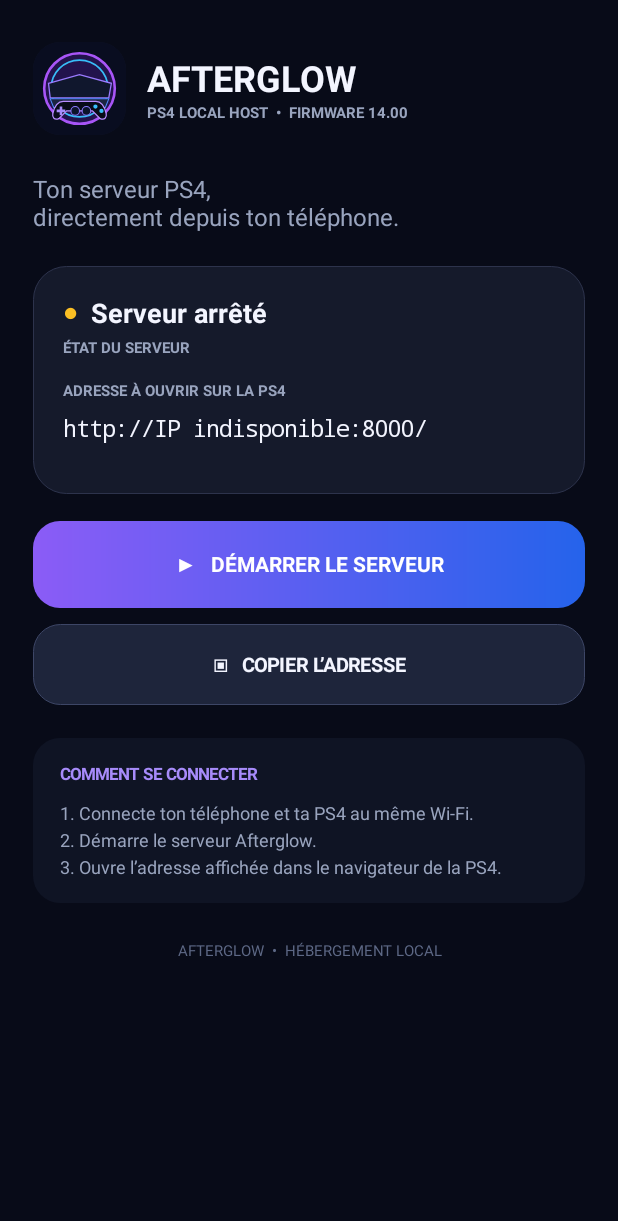
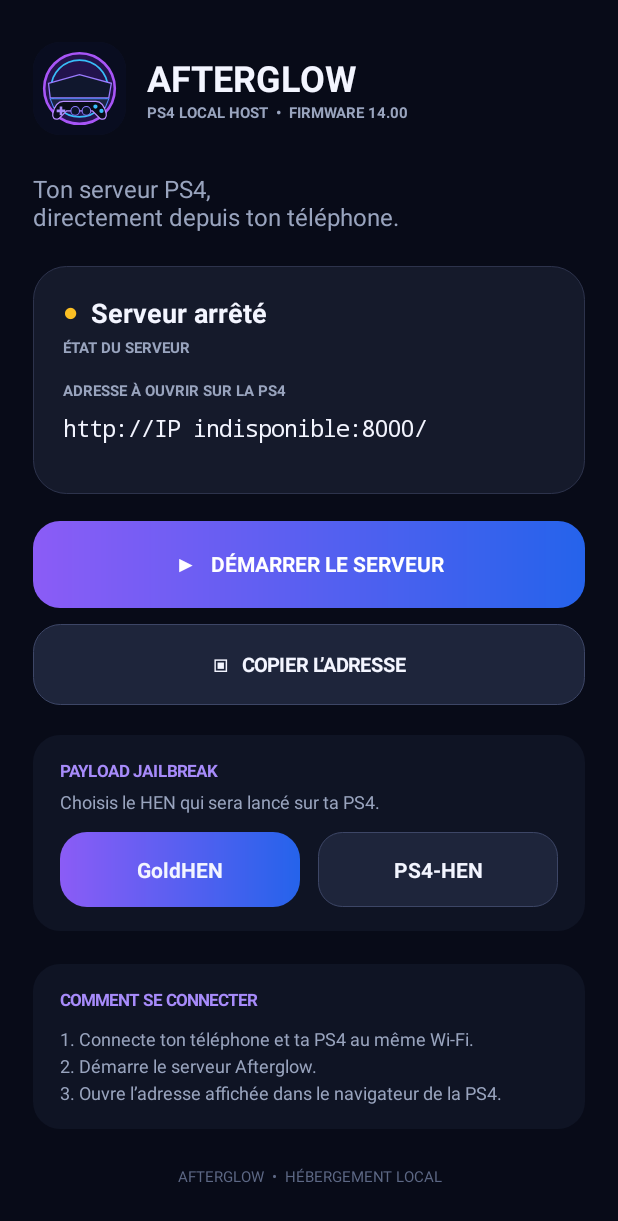
Before and after one commit to alexandramiart-design/ps4, an Android app: the screen it shows after launch (MainActivity), on a phone screen of 412 x 824 dp. Shown: the top 1221 px of the screen. Run offline under Robolectric (Android 15) with nearby library versions, the phone set to English and light mode, and no system bars.

Commit message:
Add local GoldHEN and PS4-HEN selector

```diff
--- a/Afterglow-overlay/app/src/main/java/fr/local/ps4server/MainActivity.kt
+++ b/Afterglow-overlay/app/src/main/java/fr/local/ps4server/MainActivity.kt
@@ -17,6 +17,9 @@ class MainActivity : Activity() {
     private lateinit var statusDot: TextView
     private lateinit var address: TextView
     private lateinit var toggle: TextView
+    private lateinit var goldHenButton: TextView
+    private lateinit var ps4HenButton: TextView
+    private val prefs by lazy { getSharedPreferences("afterglow", MODE_PRIVATE) }
     private var requestedRunning = false
     private val port = ServerService.PORT
     private val bg = Color.rgb(8,11,24)
@@ -63,12 +66,34 @@ class MainActivity : Activity() {
             setOnClickListener { val u=serverUrl(); val cb=getSystemService(CLIPBOARD_SERVICE) as ClipboardManager; cb.setPrimaryClip(ClipData.newPlainText("Adresse Afterglow",u)); Toast.makeText(this@MainActivity,"Adresse copiée !",Toast.LENGTH_SHORT).show() }
         }
         root.addView(copy,LinearLayout.LayoutParams(-1,dp(54)).apply { topMargin=dp(11) })
+        val modeBox=LinearLayout(this).apply { orientation=LinearLayout.VERTICAL; setPadding(dp(18),dp(16),dp(18),dp(16)); background=rounded(Color.rgb(15,20,36),18f) }
+        modeBox.addView(label("PAYLOAD JAILBREAK",11f,purple,true))
+        modeBox.addView(label("Choisis le HEN qui sera lancé sur ta PS4.",12f,muted).apply { setPadding(0,dp(5),0,dp(12)) })
+        val modeRow=LinearLayout(this).apply { orientation=LinearLayout.HORIZONTAL; gravity=Gravity.CENTER; }
+        goldHenButton=label("GoldHEN",14f,white,true).apply { gravity=Gravity.CENTER; setPadding(dp(8),dp(14),dp(8),dp(14)); setOnClickListener { chooseMode("goldhen") } }
+        ps4HenButton=label("PS4-HEN",14f,white,true).apply { gravity=Gravity.CENTER; setPadding(dp(8),dp(14),dp(8),dp(14)); setOnClickListener { chooseMode("hen") } }
+        modeRow.addView(goldHenButton,LinearLayout.LayoutParams(0,dp(50),1f).apply { rightMargin=dp(6) })
+        modeRow.addView(ps4HenButton,LinearLayout.LayoutParams(0,dp(50),1f).apply { leftMargin=dp(6) })
+        modeBox.addView(modeRow)
+        root.addView(modeBox,LinearLayout.LayoutParams(-1,-2).apply { topMargin=dp(20) })
+        updateModeButtons()
         val info=LinearLayout(this).apply { orientation=LinearLayout.VERTICAL; setPadding(dp(18),dp(16),dp(18),dp(16)); background=rounded(Color.rgb(15,20,36),18f) }
         info.addView(label("COMMENT SE CONNECTER",11f,purple,true))
         info.addView(label("1. Connecte ton téléphone et ta PS4 au même Wi-Fi.\n2. Démarre le serveur Afterglow.\n3. Ouvre l’adresse affichée dans le navigateur de la PS4.",12f,muted).apply { setLineSpacing(dp(4).toFloat(),1f); setPadding(0,dp(10),0,0) })
         root.addView(info,LinearLayout.LayoutParams(-1,-2).apply { topMargin=dp(22) })
         root.addView(label("AFTERGLOW  •  HÉBERGEMENT LOCAL",10f,Color.rgb(93,104,133)).apply { gravity=Gravity.CENTER; setPadding(0,dp(25),0,0) })
         setContentView(scroll)
+    }
+    private fun chooseMode(mode:String) {
+        prefs.edit().putString("payload_mode",mode).apply()
+        updateModeButtons()
+        Toast.makeText(this, if(mode=="goldhen") "GoldHEN sélectionné" else "PS4-HEN sélectionné", Toast.LENGTH_SHORT).show()
+    }
+    private fun updateModeButtons() {
+        if(!::goldHenButton.isInitialized) return
+        val selected=prefs.getString("payload_mode","goldhen") ?: "goldhen"
+        goldHenButton.background=if(selected=="goldhen") gradient() else rounded(Color.rgb(30,37,59),16f,Color.rgb(61,70,102))
+        ps4HenButton.background=if(selected=="hen") gradient() else rounded(Color.rgb(30,37,59),16f,Color.rgb(61,70,102))
     }
     private fun toggleServer() {
         if(requestedRunning) { stopService(Intent(this,ServerService::class.java)); requestedRunning=false }
```
